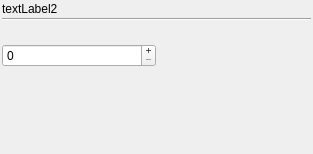
Above: src/gui/metriceditorpanel_q.ui from fwbuilder/fwbuilder before the change. Below: the same form after it.
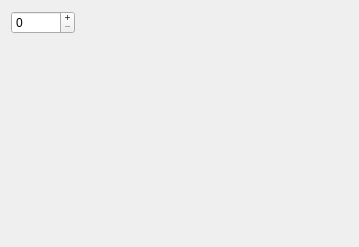
That is the form after the change.

Commit message: fixes #491, #501 dialog layout fixes to make them look more consistent, using widget promotion feature in Designer to build stack of editor dialogs in the bottom panel of the main window instead of building them at run time

The edit to the form file:
```diff
--- a/src/gui/metriceditorpanel_q.ui
+++ b/src/gui/metriceditorpanel_q.ui
@@ -8,37 +8,37 @@
    <rect>
     <x>0</x>
     <y>0</y>
-    <width>313</width>
-    <height>154</height>
+    <width>359</width>
+    <height>247</height>
    </rect>
   </property>
   <property name="windowTitle" >
    <string>Script Editor</string>
   </property>
-  <layout class="QGridLayout" >
-   <property name="leftMargin" >
-    <number>2</number>
-   </property>
-   <property name="topMargin" >
-    <number>2</number>
-   </property>
-   <property name="rightMargin" >
-    <number>2</number>
-   </property>
-   <property name="bottomMargin" >
-    <number>2</number>
-   </property>
-   <property name="horizontalSpacing" >
-    <number>2</number>
-   </property>
-   <property name="verticalSpacing" >
-    <number>2</number>
-   </property>
-   <item row="2" column="0" >
+  <layout class="QGridLayout" name="gridLayout" >
+   <item row="0" column="0" >
     <widget class="QSpinBox" name="spin_box" >
      <property name="enabled" >
       <bool>true</bool>
      </property>
+     <property name="sizePolicy" >
+      <sizepolicy vsizetype="Fixed" hsizetype="Fixed" >
+       <horstretch>0</horstretch>
+       <verstretch>0</verstretch>
+      </sizepolicy>
+     </property>
+     <property name="minimumSize" >
+      <size>
+       <width>64</width>
+       <height>0</height>
+      </size>
+     </property>
+     <property name="maximumSize" >
+      <size>
+       <width>64</width>
+       <height>16777215</height>
+      </size>
+     </property>
      <property name="buttonSymbols" >
       <enum>QAbstractSpinBox::PlusMinus</enum>
      </property>
@@ -53,63 +53,34 @@
      </property>
     </widget>
    </item>
-   <item row="3" column="0" >
-    <spacer>
+   <item row="0" column="1" >
+    <spacer name="horizontalSpacer" >
      <property name="orientation" >
-      <enum>Qt::Vertical</enum>
+      <enum>Qt::Horizontal</enum>
      </property>
-     <property name="sizeType" >
-      <enum>QSizePolicy::MinimumExpanding</enum>
-     </property>
-     <property name="sizeHint" >
+     <property name="sizeHint" stdset="0" >
       <size>
-       <width>20</width>
-       <height>0</height>
-      </size>
-     </property>
-    </spacer>
-   </item>
-   <item row="2" column="1" >
-    <spacer>
-     <property name="orientation" >
-      <enum>Qt::Vertical</enum>
-     </property>
-     <property name="sizeType" >
-      <enum>QSizePolicy::MinimumExpanding</enum>
-     </property>
-     <property name="sizeHint" >
-      <size>
-       <width>40</width>
-       <height>5</height>
+       <width>258</width>
+       <height>20</height>
       </size>
      </property>
     </spacer>
    </item>
    <item row="1" column="0" colspan="2" >
-    <widget class="Line" name="line6" >
-     <property name="sizePolicy" >
-      <sizepolicy vsizetype="Fixed" hsizetype="Minimum" >
-       <horstretch>0</horstretch>
-       <verstretch>0</verstretch>
-      </sizepolicy>
+    <spacer>
+     <property name="orientation" >
+      <enum>Qt::Vertical</enum>
      </property>
-     <property name="frameShape" >
-      <enum>QFrame::HLine</enum>
+     <property name="sizeType" >
+      <enum>QSizePolicy::MinimumExpanding</enum>
      </property>
-     <property name="frameShadow" >
-      <enum>QFrame::Sunken</enum>
+     <property name="sizeHint" stdset="0" >
+      <size>
+       <width>20</width>
+       <height>0</height>
+      </size>
      </property>
-    </widget>
-   </item>
-   <item row="0" column="0" colspan="2" >
-    <widget class="QLabel" name="editorTitle" >
-     <property name="text" >
-      <string>textLabel2</string>
-     </property>
-     <property name="wordWrap" >
-      <bool>false</bool>
-     </property>
-    </widget>
+    </spacer>
    </item>
   </layout>
  </widget>
```
The commit also changes 49 other files.
